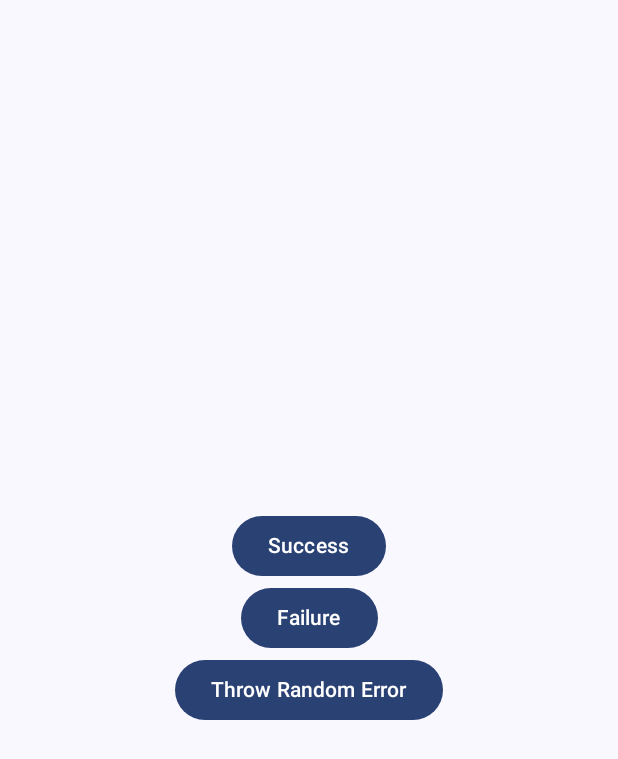
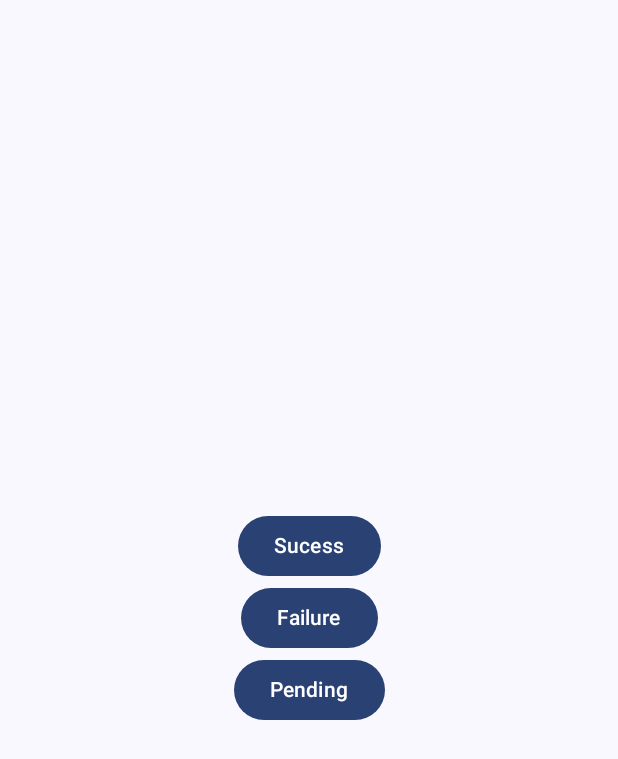
Before and after one commit to AkshatBhaskar03/DummyUpiApp-Automation, an Android app built with Jetpack Compose: the screen it shows after launch (MainActivity), after a tap on "Failure", on a phone screen of 412 x 824 dp. Shown: the top 759 px of the screen. Run offline under Robolectric (Android 15) with nearby library versions, the phone set to English and light mode, and no system bars.

Commit message:
added buttons

```diff
--- a/app/src/main/java/com/example/dummyupiapp/MainActivity.kt
+++ b/app/src/main/java/com/example/dummyupiapp/MainActivity.kt
@@ -3,6 +3,7 @@ package com.example.dummyupiapp
 import android.net.Uri
 import android.os.Bundle
 import android.util.Log
+import android.widget.Toast
 import androidx.activity.ComponentActivity
 import androidx.activity.compose.setContent
 import androidx.compose.foundation.layout.Arrangement
@@ -46,13 +47,18 @@ class MainActivity : ComponentActivity() {
                         horizontalAlignment = androidx.compose.ui.Alignment.CenterHorizontally,
                     )
                     {
-                        SimpleButton("Success", onClick = { Log.d("Logger","1") })
-                        SimpleButton("Failure", onClick = { Log.d("Logger","2") })
-                        SimpleButton("Throw Random Error", onClick = { Log.d("Logger","3") })
+                        var buttonList = listOf<String>("Sucess","Failure","Pending");
+                        buttonList.forEachIndexed{
+                            index: Int, s: String ->  SimpleButton(s, onClick = { handleButtonClick(s) })
+                        }
                     }
                 }
             }
         }
+    }
+
+    private fun handleButtonClick(buttonType: String) {
+        Toast.makeText(this, "Button $buttonType clicked", Toast.LENGTH_SHORT).show()
     }
 }
 
```
Also changed, not shown: gradle/wrapper/gradle-wrapper.properties (added), 2 other files.
